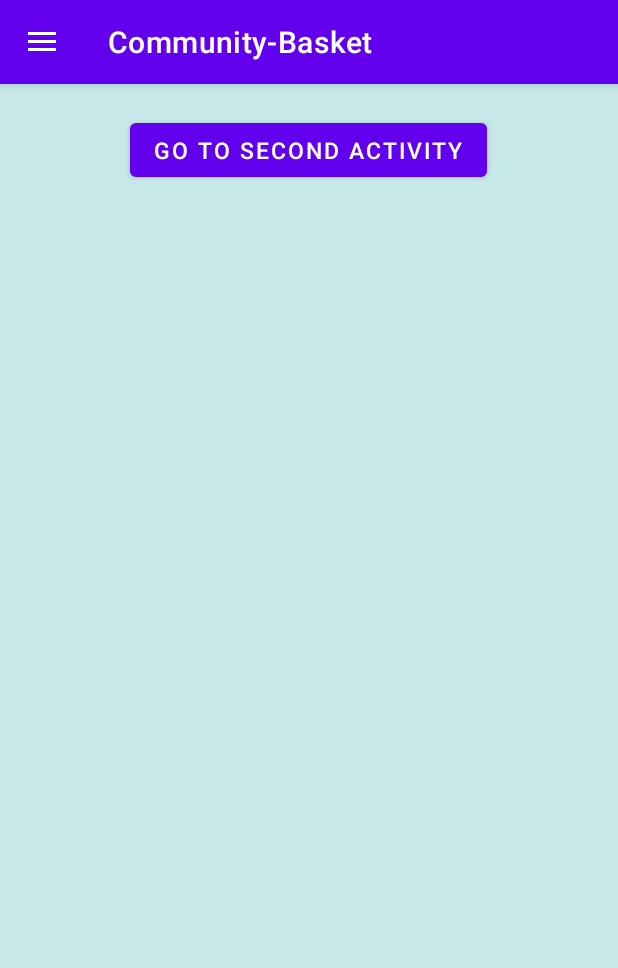
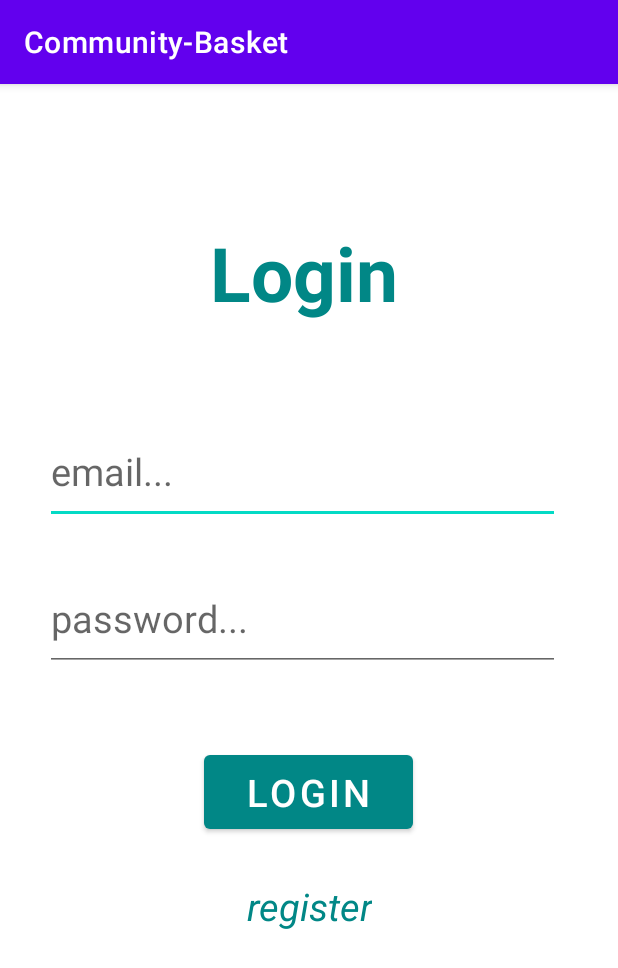
Before and after one commit to Natasa-C/Community-Basket, an Android app: the screen it shows after launch (MainActivity before the commit, LoginActivity after it), on a phone screen of 412 x 824 dp. Shown: the top 968 px of the screen. Run offline under Robolectric (Android 15) with nearby library versions, the phone set to English and light mode, and no system bars.

Commit message:
implemented register-login with shared preferences

```diff
--- a/Community-Basket /app/src/main/AndroidManifest.xml
+++ b/Community-Basket /app/src/main/AndroidManifest.xml
@@ -10,13 +10,16 @@
         android:supportsRtl="true"
         android:theme="@style/Theme.CommunityBasket">
 
-        <activity android:name=".activities.MainActivity">
+        <activity android:name=".activities.LoginActivity">
             <intent-filter>
                 <action android:name="android.intent.action.MAIN" />
 
                 <category android:name="android.intent.category.LAUNCHER" />
             </intent-filter>
         </activity>
+
+        <activity android:name=".activities.RegisterActivity" />
+        <activity android:name=".activities.MainActivity" />
         <activity android:name=".activities.SecondActivity" />
 
     </application>
--- /dev/null
+++ b/Community-Basket /app/src/main/java/com/example/community_basket/activities/LoginActivity.kt
@@ -0,0 +1,70 @@
+package com.example.community_basket.activities
+
+import android.content.Context
+import android.content.Intent
+import android.os.Bundle
+import android.text.TextUtils
+import android.widget.Toast
+import androidx.appcompat.app.AppCompatActivity
+import com.example.community_basket.databinding.ActivityLoginBinding
+import kotlin.math.log
+
+class LoginActivity : AppCompatActivity() {
+    private lateinit var binding: ActivityLoginBinding
+
+    override fun onCreate(savedInstanceState: Bundle?) {
+        checkLoggedIn()
+
+        super.onCreate(savedInstanceState)
+
+        binding = ActivityLoginBinding.inflate(layoutInflater)
+        setContentView(binding.root)
+
+        binding.loginButton.setOnClickListener {
+            logIn()
+        }
+
+        binding.registerLink.setOnClickListener {
+            val intent = Intent(this, RegisterActivity::class.java)
+            startActivity(intent)
+        }
+    }
+
+    private fun logIn() {
+        val emailLogin = binding.email.text.toString()
+        val passwordLogin = binding.password.text.toString()
+
+        val sharedPreferences = getSharedPreferences("AuthenticationPrefs", Context.MODE_PRIVATE)
+        val editor = sharedPreferences.edit()
+
+        val email = sharedPreferences.getString("EMAIL_KEY", null)
+        val password = sharedPreferences.getString("PASSWORD_KEY", null)
+
+        if (!TextUtils.isEmpty(email) && !TextUtils.isEmpty(password) && email.equals(emailLogin) && password.equals(passwordLogin)){
+            editor.apply {
+                putBoolean("LOGGED_IN", true)
+            }.apply()
+
+            Toast.makeText(this, "Logged in $email $password", Toast.LENGTH_LONG).show()
+
+            val intent = Intent(this, MainActivity::class.java)
+            startActivity(intent)
+        } else{
+            Toast.makeText(this, "Incorrect email or password", Toast.LENGTH_LONG).show()
+        }
+    }
+
+    private fun checkLoggedIn() {
+        val sharedPreferences = getSharedPreferences("AuthenticationPrefs", Context.MODE_PRIVATE)
+        val loggedIn = sharedPreferences.getBoolean("LOGGED_IN", false)
+
+        if (loggedIn){
+            Toast.makeText(this, "User is logged", Toast.LENGTH_LONG).show()
+
+            val intent = Intent(this, MainActivity::class.java)
+            startActivity(intent)
+        } else{
+            Toast.makeText(this, "User is not logged", Toast.LENGTH_LONG).show()
+        }
+    }
+}
--- a/Community-Basket /app/src/main/java/com/example/community_basket/activities/MainActivity.kt
+++ b/Community-Basket /app/src/main/java/com/example/community_basket/activities/MainActivity.kt
@@ -37,7 +37,10 @@ class MainActivity : AppCompatActivity() {
                     startActivity(intent)
                 }
 
-                R.id.login -> Toast.makeText(applicationContext, "login", Toast.LENGTH_SHORT).show()
+                R.id.login -> {
+                    val intent = Intent(this, LoginActivity::class.java)
+                    startActivity(intent)
+                }
             }
 
             true
--- /dev/null
+++ b/Community-Basket /app/src/main/res/layout/activity_login.xml
@@ -0,0 +1,87 @@
+<?xml version="1.0" encoding="utf-8"?>
+<androidx.constraintlayout.widget.ConstraintLayout
+    xmlns:android="http://schemas.android.com/apk/res/android"
+    xmlns:app="http://schemas.android.com/apk/res-auto"
+    xmlns:tools="http://schemas.android.com/tools"
+    android:layout_width="match_parent"
+    android:layout_height="match_parent"
+    tools:context=".activities.LoginActivity">
+
+    <TextView
+        android:id="@+id/loginMessage"
+        android:layout_width="wrap_content"
+        android:layout_height="wrap_content"
+        android:layout_marginStart="140dp"
+        android:layout_marginTop="92dp"
+        android:layout_marginEnd="140dp"
+        android:gravity="center_horizontal"
+        android:text="Login"
+        android:textColor="@color/teal_700"
+        android:textSize="50sp"
+        android:textStyle="bold"
+        app:layout_constraintEnd_toEndOf="parent"
+        app:layout_constraintHorizontal_bias="0.0"
+        app:layout_constraintStart_toStartOf="parent"
+        app:layout_constraintTop_toTopOf="parent" />
+
+    <EditText
+        android:id="@+id/email"
+        android:layout_width="343dp"
+        android:layout_height="70dp"
+        android:layout_marginStart="30dp"
+        android:layout_marginTop="64dp"
+        android:layout_marginEnd="30dp"
+        android:hint="email..."
+        android:textSize="25sp"
+        app:layout_constraintEnd_toEndOf="parent"
+        app:layout_constraintHorizontal_bias="0.0"
+        app:layout_constraintStart_toStartOf="parent"
+        app:layout_constraintTop_toBottomOf="@+id/loginMessage" />
+
+    <EditText
+        android:id="@+id/password"
+        android:layout_width="343dp"
+        android:layout_height="70dp"
+        android:layout_marginStart="30dp"
+        android:layout_marginTop="28dp"
+        android:layout_marginEnd="30dp"
+        android:hint="password..."
+        android:inputType="textPassword"
+        android:textSize="25sp"
+        app:layout_constraintEnd_toEndOf="@+id/email"
+        app:layout_constraintStart_toStartOf="@+id/email"
+        app:layout_constraintTop_toBottomOf="@+id/email" />
+
+    <Button
+        android:id="@+id/loginButton"
+        android:layout_width="139dp"
+        android:layout_height="61dp"
+        android:layout_marginStart="136dp"
+        android:layout_marginTop="50dp"
+        android:layout_marginEnd="136dp"
+        android:text="Login"
+        android:textSize="25sp"
+        app:backgroundTint="@color/teal_700"
+        app:layout_constraintEnd_toEndOf="parent"
+        app:layout_constraintHorizontal_bias="0.0"
+        app:layout_constraintStart_toStartOf="parent"
+        app:layout_constraintTop_toBottomOf="@+id/password" />
+
+    <TextView
+        android:id="@+id/registerLink"
+        android:layout_width="wrap_content"
+        android:layout_height="wrap_content"
+        android:layout_marginStart="164dp"
+        android:layout_marginTop="28dp"
+        android:layout_marginEnd="164dp"
+        android:inputType="textUri"
+        android:text="@string/register"
+        android:textColor="@color/teal_700"
+        android:textSize="25sp"
+        android:textStyle="italic"
+        app:layout_constraintEnd_toEndOf="parent"
+        app:layout_constraintStart_toStartOf="parent"
+        app:layout_constraintTop_toBottomOf="@+id/loginButton" />
+
+
+</androidx.constraintlayout.widget.ConstraintLayout>
--- a/Community-Basket /app/src/main/res/values/strings.xml
+++ b/Community-Basket /app/src/main/res/values/strings.xml
@@ -14,4 +14,6 @@
     <string name="hello_blank_fragment">Hello blank fragment</string>
     <string name="open">Open</string>
     <string name="close">Close</string>
+    <string name="login">login</string>
+    <string name="register">register</string>
 </resources>
```
Also changed, not shown: Community-Basket /app/src/main/java/com/example/community_basket/activities/RegisterActivity.kt (added, +52 -0 lines), Community-Basket /app/src/main/res/layout/activity_register.xml (added, +85 -0 lines).
